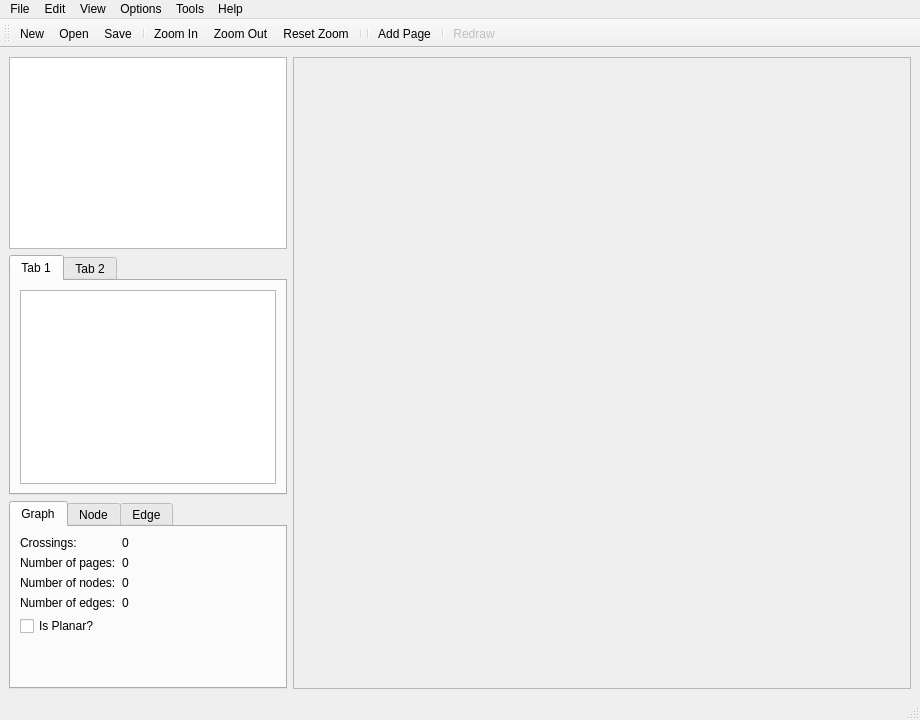
giorgio93p/book-embeddings, file project/mainwindow.ui: the form before one commit.
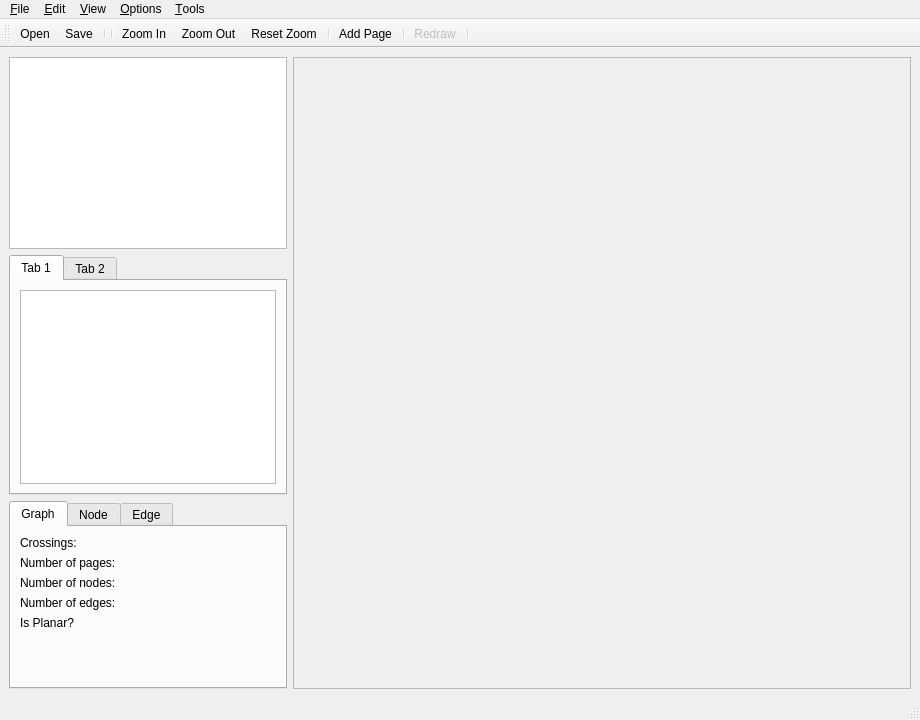
The form after the commit. The open tabs and pages were chosen to show the change. Icons and pictures are not drawn.

Commit message: Implemented undo (there is a bug in undo delete page), added keyboard shortcuts for most implemented actions

```diff
--- a/project/mainwindow.ui
+++ b/project/mainwindow.ui
@@ -106,7 +106,7 @@
           <item row="1" column="1">
            <widget class="QLabel" name="total_crossings_indicator">
             <property name="text">
-             <string>0</string>
+             <string/>
             </property>
            </widget>
           </item>
@@ -120,7 +120,7 @@
           <item row="2" column="1">
            <widget class="QLabel" name="number_of_pages_indicator">
             <property name="text">
-             <string>0</string>
+             <string/>
             </property>
            </widget>
           </item>
@@ -134,7 +134,7 @@
           <item row="3" column="1">
            <widget class="QLabel" name="number_of_nodes_indicator">
             <property name="text">
-             <string>0</string>
+             <string/>
             </property>
            </widget>
           </item>
@@ -148,21 +148,22 @@
           <item row="4" column="1">
            <widget class="QLabel" name="number_of_edges_indicator">
             <property name="text">
-             <string>0</string>
+             <string/>
+            </property>
+           </widget>
+          </item>
+          <item row="5" column="1">
+           <widget class="QLabel" name="planarity_indicator">
+            <property name="text">
+             <string/>
             </property>
            </widget>
           </item>
           <item row="5" column="0">
-           <widget class="QCheckBox" name="planarity_indicator">
+           <widget class="QLabel" name="planarity_label">
             <property name="text">
              <string>Is Planar?</string>
             </property>
-            <property name="checkable">
-             <bool>true</bool>
-            </property>
-            <property name="tristate">
-             <bool>false</bool>
-            </property>
            </widget>
           </item>
          </layout>
@@ -330,12 +331,12 @@
      <x>0</x>
      <y>0</y>
      <width>920</width>
-     <height>27</height>
+     <height>25</height>
     </rect>
    </property>
    <widget class="QMenu" name="menuFile">
     <property name="title">
-     <string>File</string>
+     <string>&amp;File</string>
     </property>
     <addaction name="actionNew"/>
     <addaction name="actionOpen_2"/>
@@ -351,7 +352,7 @@
    </widget>
    <widget class="QMenu" name="menuEdit">
     <property name="title">
-     <string>Edit</string>
+     <string>&amp;Edit</string>
     </property>
     <addaction name="actionUndo"/>
     <addaction name="actionRedo"/>
@@ -367,7 +368,7 @@
    </widget>
    <widget class="QMenu" name="menuView">
     <property name="title">
-     <string>View</string>
+     <string>&amp;View</string>
     </property>
     <widget class="QMenu" name="menuMode">
      <property name="title">
@@ -388,7 +389,7 @@
    </widget>
    <widget class="QMenu" name="menuOptions">
     <property name="title">
-     <string>Options</string>
+     <string>&amp;Options</string>
     </property>
     <widget class="QMenu" name="menuAlgorithms">
      <property name="title">
@@ -401,24 +402,17 @@
    </widget>
    <widget class="QMenu" name="menuTools">
     <property name="title">
-     <string>Tools</string>
+     <string>&amp;Tools</string>
     </property>
     <addaction name="actionAnalyze_Graph"/>
     <addaction name="separator"/>
     <addaction name="actionColorize_Edges"/>
    </widget>
-   <widget class="QMenu" name="menuHelp">
-    <property name="title">
-     <string>Help</string>
-    </property>
-    <addaction name="actionYou_dont_need_help"/>
-   </widget>
    <addaction name="menuFile"/>
    <addaction name="menuEdit"/>
    <addaction name="menuView"/>
    <addaction name="menuOptions"/>
    <addaction name="menuTools"/>
-   <addaction name="menuHelp"/>
   </widget>
   <widget class="QStatusBar" name="statusbar"/>
   <widget class="QToolBar" name="toolBar">
@@ -434,18 +428,18 @@
    <attribute name="toolBarBreak">
     <bool>false</bool>
    </attribute>
-   <addaction name="actionNew"/>
    <addaction name="actionOpen"/>
    <addaction name="actionSave"/>
    <addaction name="separator"/>
+   <addaction name="separator"/>
    <addaction name="actionZoom_In"/>
    <addaction name="actionZoom_Out"/>
    <addaction name="actionReset_Zoom"/>
    <addaction name="separator"/>
-   <addaction name="separator"/>
    <addaction name="actionAddPage"/>
    <addaction name="separator"/>
    <addaction name="actionRedraw"/>
+   <addaction name="separator"/>
   </widget>
   <action name="actionNew">
    <property name="icon">
@@ -465,7 +459,7 @@
      <normaloff>../icons/Folder Open.png</normaloff>../icons/Folder Open.png</iconset>
    </property>
    <property name="text">
-    <string>Open</string>
+    <string>&amp;Open</string>
    </property>
   </action>
   <action name="actionOpen_2">
@@ -482,7 +476,7 @@
      <normaloff>../icons/save.png</normaloff>../icons/save.png</iconset>
    </property>
    <property name="text">
-    <string>Save</string>
+    <string>&amp;Save</string>
    </property>
    <property name="toolTip">
     <string>Save the changes</string>
@@ -574,7 +568,10 @@
      <normaloff>../icons/Zoom-In-icon.png</normaloff>../icons/Zoom-In-icon.png</iconset>
    </property>
    <property name="text">
-    <string>Zoom In</string>
+    <string>Zoom &amp;In</string>
+   </property>
+   <property name="shortcut">
+    <string>Ctrl++</string>
    </property>
   </action>
   <action name="actionZoom_Out">
@@ -583,7 +580,10 @@
      <normaloff>../icons/Zoom_Out-01.png</normaloff>../icons/Zoom_Out-01.png</iconset>
    </property>
    <property name="text">
-    <string>Zoom Out</string>
+    <string>Zoom &amp;Out</string>
+   </property>
+   <property name="shortcut">
+    <string>Ctrl+-</string>
    </property>
   </action>
   <action name="actionReset_Zoom">
@@ -592,7 +592,10 @@
      <normaloff>../icons/120px-Gnome-zoom-fit-best.svg.png</normaloff>../icons/120px-Gnome-zoom-fit-best.svg.png</iconset>
    </property>
    <property name="text">
-    <string>Reset Zoom</string>
+    <string>Reset &amp;Zoom</string>
+   </property>
+   <property name="shortcut">
+    <string>Ctrl+0</string>
    </property>
   </action>
   <action name="actionFit_Content">
@@ -656,7 +659,7 @@
      <normaloff>../icons/Add.png</normaloff>../icons/Add.png</iconset>
    </property>
    <property name="text">
-    <string>Add Page</string>
+    <string>&amp;Add Page</string>
    </property>
   </action>
   <action name="actionRedraw">
@@ -664,7 +667,7 @@
     <bool>false</bool>
    </property>
    <property name="text">
-    <string>Redraw</string>
+    <string>&amp;Redraw</string>
    </property>
    <property name="toolTip">
     <string>Redraw</string>
```
Left out of the diff: 122 changed lines with no effect on the pictures. The commit also changes 10 other files.
